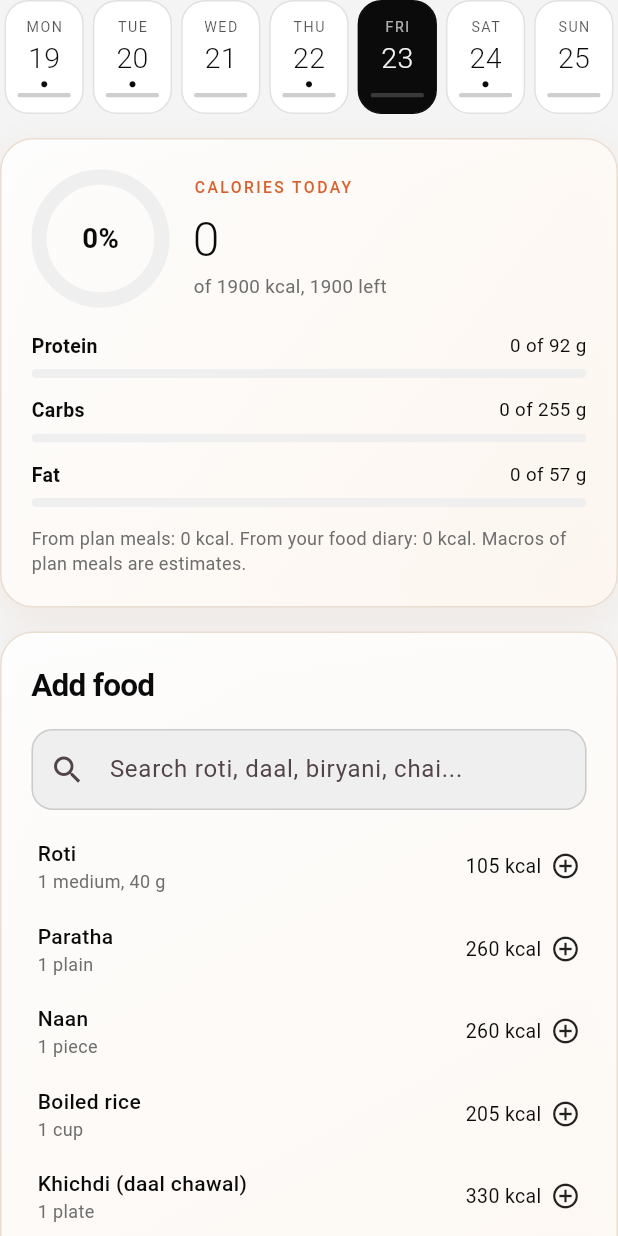
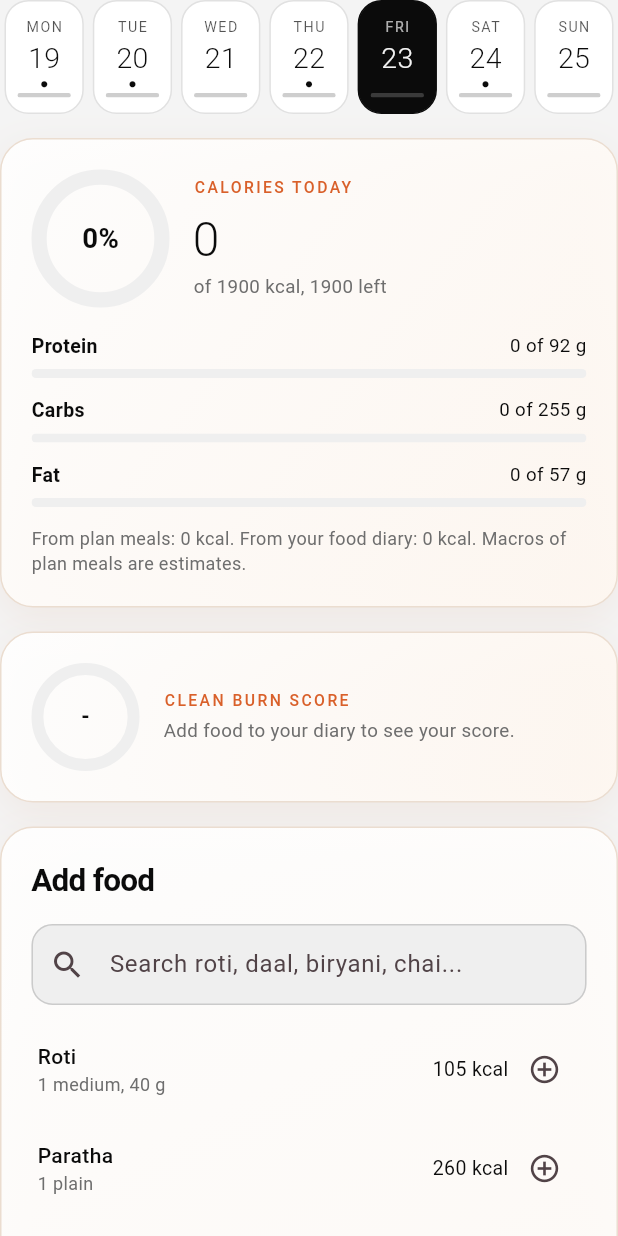
Before and after one commit to usamatech1/pureburn, a Flutter app: the FoodDiaryPage widget shown alone on an empty page, opened directly, on a phone screen of 412 x 824 dp. Run offline on Flutter 3.47's test engine with Material 3 defaults, Android fonts, the phone set to English and light mode, and no system bars; our stand-ins replace flutter_local_notifications, google_sign_in, local_auth, pedometer, permission_handler, share_plus and 2 more; missing offline and left inert: dart:html; accounts and stored records are empty.

Commit message:
Food diary: Desi Food Intelligence (roti customiser, salan oil level, chai builder, smart swaps, Clean Burn Score)
Co-Authored-By: Claude Sonnet 5.5 <noreply@anthropic.com>
Claude-Session: https://claude.ai/code/session_01UnSAGRW2TjAb1brdbYaeEo

```diff
--- /dev/null
+++ b/lib/desi.dart
@@ -0,0 +1,305 @@
+// Desi Food Intelligence (Module 2): roti and grain customiser, salan oil estimator,
+// chai builder, smart swaps and the Clean Burn Score.
+import 'package:flutter/material.dart' hide Text;
+import 'foods.dart';
+import 'i18n.dart';
+import 'main.dart' show app;
+import 'state.dart';
+import 'ui.dart';
+
+// ---------------------------------------------------------------- which foods are customised
+const _salanIds = {
+  'masoor', 'moong', 'mash', 'chana_daal', 'chana_curry', 'lobia', 'rajma', 'bhindi', 'aloo', 'palak', 'lauki', 'gobi',
+  'chicken_salan', 'beef_salan', 'mutton_karahi', 'nihari', 'haleem', 'biryani', 'pulao', 'khichdi',
+};
+const _chaiIds = {'chai', 'chai_ns', 'green_tea'};
+
+String? desiKind(Food f) {
+  if (f.mine) return null;
+  if (f.id == 'roti') return 'roti';
+  if (_salanIds.contains(f.id)) return 'salan';
+  if (_chaiIds.contains(f.id)) return 'chai';
+  return null;
+}
+
+// ---------------------------------------------------------------- data
+class _Flour {
+  final String name, note;
+  final double kcal, c, p, f;
+  final int clean;
+  const _Flour(this.name, this.note, this.kcal, this.c, this.p, this.f, this.clean);
+}
+
+// Per roti. Wheat, besan and jowar follow the spec. Multigrain is an estimate between them.
+const _flours = <String, _Flour>{
+  'wheat': _Flour('Whole wheat', 'Standard', 105, 22, 3, 0.8, 2),
+  'besan': _Flour('Besan', 'Low carb, high protein', 110, 13, 6, 1.6, 5),
+  'jowar': _Flour('Jowar', 'Gluten free', 95, 19, 3, 0.6, 5),
+  'multi': _Flour('Multigrain', 'Mixed grains', 100, 20, 4, 1.0, 4),
+};
+const _chupriKcal = 50.0, _chupriFat = 5.5;
+
+const _tari = [
+  ('Ghar ka, low oil', 'About 1 tsp of oil', 45.0, 5.0, 3),
+  ('Moderate tari', 'Usual home cooking', 100.0, 11.0, 0),
+  ('Dhabba style', 'Oil floating on top', 200.0, 22.0, -6),
+];
+
+class _Milk {
+  final String name;
+  final double kcal, p, c, f;
+  final int clean;
+  const _Milk(this.name, this.kcal, this.p, this.c, this.f, this.clean);
+}
+
+const _milks = <String, _Milk>{
+  'full': _Milk('Full cream milk', 80, 4, 6, 4.5, 0),
+  'skim': _Milk('Low fat milk', 45, 4, 6, 0.3, 1),
+  'black': _Milk('Black or green tea', 2, 0, 0.4, 0, 3),
+};
+const _sugars = <String, (String, double, int)>{
+  'none': ('No sugar', 0.0, 2),
+  'one': ('1 tsp sugar', 16.0, -1),
+  'two': ('2 tsp sugar', 32.0, -3),
+  'stevia': ('Stevia', 0.0, 2),
+};
+
+// ---------------------------------------------------------------- Clean Burn Score
+/// Effect of a plain (not customised) food on the score.
+const _plainClean = {
+  'paratha': -4, 'naan': -2, 'rice': -2, 'cold_drink': -5, 'rooh_afza': -4, 'lassi_sweet': -3,
+  'green_tea': 2, 'salad': 2, 'dahi': 1, 'egg_boiled': 1, 'chicken_grill': 2, 'chicken_tikka': 2, 'fish_grill': 2,
+  'masoor': 1, 'moong': 1, 'chana_daal': 1,
+};
+
+int entryClean(FoodEntry e) => e.custom ? e.clean : (_plainClean[e.id] ?? 0);
+
+/// Starts at 70 and moves with what you log. Null when nothing is logged.
+int? cleanBurnScore(String date) {
+  final l = app.food[date];
+  if (l == null || l.isEmpty) return null;
+  var s = 70;
+  for (final e in l) {
+    s += entryClean(e);
+  }
+  return s.clamp(0, 100);
+}
+
+class CleanScoreCard extends StatelessWidget {
+  const CleanScoreCard({super.key});
+  @override
+  Widget build(BuildContext context) {
+    final s = cleanBurnScore(app.selDate);
+    final msg = s == null
+        ? 'Add food to your diary to see your score.'
+        : s >= 85
+            ? 'Excellent. Your choices today are clean.'
+            : s >= 70
+                ? 'Good. A swap or two would push you above 85.'
+                : 'A few swaps will help. Try less oil, besan roti and chai without sugar.';
+    return Box(
+      child: Row(children: [
+        RingGauge(fraction: (s ?? 0) / 100, center: s == null ? '-' : '$s', size: 72),
+        const SizedBox(width: 16),
+        Expanded(
+          child: Column(crossAxisAlignment: CrossAxisAlignment.start, children: [
+            const Eyebrow('Clean Burn Score'),
+            const SizedBox(height: 4),
+            Muted(msg, size: 12.5),
+          ]),
+        ),
+      ]),
+    );
+  }
+}
+
+// ---------------------------------------------------------------- smart swaps
+class SwapTip {
+  final String key, text;
+  final String? action; // button label
+  final int entryIndex;
+  const SwapTip(this.key, this.text, this.entryIndex, {this.action});
+}
+
+final Set<String> _dismissed = {};
+
+List<SwapTip> swapTips(String date) {
+  final l = app.food[date] ?? const <FoodEntry>[];
+  final out = <SwapTip>[];
+  for (var i = 0; i < l.length; i++) {
+    final e = l[i];
+    final key = '$date|$i|${e.id}';
+    if (_dismissed.contains(key)) continue;
+    if (e.id == 'paratha') {
+      final saved = (260 - (110 + 45)) * e.servings;
+      out.add(SwapTip(key, 'Switch to besan roti with 1 tsp desi ghee to save about ${(saved / 5).round() * 5} kcal and get a little more protein.', i, action: 'Swap it'));
+    } else if (e.id == 'rice') {
+      out.add(SwapTip(key, 'Mix in 50% boiled daal or a cucumber salad to slow down the sugar rise after this meal.', i));
+    } else if (e.id == 'chai' && (!e.custom || (e.label ?? '').contains(' tsp sugar'))) {
+      out.add(SwapTip(key, 'Try cinnamon tea or stevia to keep your Clean Burn Score above 85.', i));
+    }
+  }
+  return out.take(2).toList();
+}
+
+void dismissTip(SwapTip t) => _dismissed.add(t.key);
+
+/// Replaces a logged paratha with one besan roti per paratha, brushed with a little ghee.
+void applySwap(String date, SwapTip t) {
+  final l = app.food[date];
+  if (l == null || t.entryIndex >= l.length) return;
+  final old = l[t.entryIndex];
+  if (old.id != 'paratha') return;
+  final q = old.servings;
+  final r = _roti('besan', true, q);
+  l[t.entryIndex] = FoodEntry('roti', q, old.slot, label: r.label, kcalT: r.kcal, pT: r.p, cT: r.c, fT: r.f, clean: r.clean);
+  app.save();
+}
+
+// ---------------------------------------------------------------- calculations
+class Calc {
+  final String label;
+  final double kcal, p, c, f;
+  final int clean;
+  const Calc(this.label, this.kcal, this.p, this.c, this.f, this.clean);
+}
+
+String _q(double q) => q == q.roundToDouble() ? '${q.round()}' : '$q';
+
+Calc _roti(String flour, bool chupri, double q) {
+  final x = _flours[flour]!;
+  final kcal = (x.kcal + (chupri ? _chupriKcal : 0)) * q;
+  return Calc('Roti (${x.name}, ${chupri ? 'Chupri' : 'Sukhi'}) · ${_q(q)}×', kcal, x.p * q, x.c * q, (x.f + (chupri ? _chupriFat : 0)) * q, x.clean);
+}
+
+Calc _salan(Food f, int level, double q) {
+  final t = _tari[level];
+  final kcal = (f.kcal + t.$3) * q;
+  return Calc('${f.name} (${t.$1}) · ${_q(q)}×', kcal, f.p * q, f.c * q, (f.f + t.$4) * q, t.$5);
+}
+
+Calc _chai(String milk, String sugar, bool patti, double cups) {
+  final m = _milks[milk]!;
+  final s = _sugars[sugar]!;
+  final mult = patti && milk != 'black' ? 2.1 : 1.0;
+  final kcal = (m.kcal * mult + s.$2) * cups;
+  final label = 'Chai (${m.name}, ${s.$1}${patti && milk != 'black' ? ', Doodh patti' : ''}) · ${_q(cups)}×';
+  final clean = m.clean + s.$3 - (patti && milk != 'black' ? 3 : 0);
+  return Calc(label, kcal, m.p * mult * cups, (m.c * mult + s.$2 / 4) * cups, m.f * mult * cups, clean);
+}
+
+// ---------------------------------------------------------------- bottom sheet
+Future<FoodEntry?> showDesiSheet(BuildContext context, Food f, String kind, String slot) {
+  return showModalBottomSheet<FoodEntry>(
+    context: context,
+    isScrollControlled: true,
+    showDragHandle: true,
+    builder: (c) => _DesiSheet(food: f, kind: kind, slot: slot),
+  );
+}
+
+class _DesiSheet extends StatefulWidget {
+  final Food food;
+  final String kind, slot;
+  const _DesiSheet({required this.food, required this.kind, required this.slot});
+  @override
+  State<_DesiSheet> createState() => _DesiSheetState();
+}
+
+class _DesiSheetState extends State<_DesiSheet> {
+  String flour = 'wheat', milk = 'full', sugar = 'one';
+  bool chupri = false, patti = false;
+  int level = 1;
+  double qty = 1;
+  late String slot = widget.slot;
+
+  List<double> get _qtys => widget.kind == 'roti' ? [0.5, 1, 1.5, 2, 3, 4] : widget.kind == 'chai' ? [0.5, 1, 2, 3] : [0.5, 1, 1.5, 2];
+
+  Calc get _c => widget.kind == 'roti'
+      ? _roti(flour, chupri, qty)
+      : widget.kind == 'salan'
+          ? _salan(widget.food, level, qty)
+          : _chai(milk, sugar, patti, qty);
+
+  Widget _title(String t) => Padding(padding: const EdgeInsets.only(top: 14, bottom: 8), child: Text(t, style: const TextStyle(fontWeight: FontWeight.w600)));
+
+  Widget _chips<T>(List<(T, String)> opts, T cur, void Function(T) on) => Wrap(
+        spacing: 8,
+        runSpacing: 8,
+        children: [for (final o in opts) ChoiceChip(label: Text(o.$2), selected: cur == o.$1, onSelected: (_) => setState(() => on(o.$1)))],
+      );
+
+  @override
+  Widget build(BuildContext context) {
+    final c = _c;
+    final k = widget.kind;
+    return SafeArea(
+      child: ConstrainedBox(
+        constraints: BoxConstraints(maxHeight: MediaQuery.of(context).size.height * 0.9),
+        child: SingleChildScrollView(
+          padding: EdgeInsets.fromLTRB(20, 0, 20, 20 + MediaQuery.of(context).viewInsets.bottom),
+          child: Column(crossAxisAlignment: CrossAxisAlignment.start, children: [
+            H2(k == 'roti' ? 'Roti' : k == 'chai' ? 'Chai' : widget.food.name),
+            Muted(k == 'roti' ? 'Pick the flour, the ghee and how many.' : k == 'salan' ? 'How much oil is in it? Oil is where most hidden calories are.' : 'Milk, sugar and how it is brewed.', size: 12.5),
+            if (k == 'roti') ...[
+              _title('Flour'),
+              _chips<String>([for (final e in _flours.entries) (e.key, '${e.value.name} · ${e.value.kcal.round()} kcal')], flour, (v) => flour = v),
+              Padding(padding: const EdgeInsets.only(top: 6), child: Muted(_flours[flour]!.note, size: 12)),
+              _title('Ghee'),
+              _chips<bool>([(false, 'Sukhi roti'), (true, 'Chupri (ghee) +50 kcal')], chupri, (v) => chupri = v),
+            ],
+            if (k == 'salan') ...[
+              _title('Tari (cooking oil)'),
+              Slider(value: level.toDouble(), min: 0, max: 2, divisions: 2, label: _tari[level].$1, onChanged: (v) => setState(() => level = v.round())),
+              Row(mainAxisAlignment: MainAxisAlignment.spaceBetween, children: [
+                for (var i = 0; i < 3; i++)
+                  Expanded(child: Text(_tari[i].$1, textAlign: i == 0 ? TextAlign.left : i == 1 ? TextAlign.center : TextAlign.right, style: TextStyle(fontSize: 11.5, fontWeight: level == i ? FontWeight.w700 : FontWeight.w400))),
+              ]),
+              Padding(padding: const EdgeInsets.only(top: 6), child: Muted('${_tari[level].$2}: about +${_tari[level].$3.round()} kcal of oil per serving.', size: 12)),
+            ],
+            if (k == 'chai') ...[
+              _title('Milk'),
+              _chips<String>([for (final e in _milks.entries) (e.key, '${e.value.name} · ${e.value.kcal.round()} kcal')], milk, (v) {
+                milk = v;
+                if (v == 'black') patti = false;
+              }),
+              _title('Sugar'),
+              _chips<String>([for (final e in _sugars.entries) (e.key, e.value.$2 == 0 ? e.value.$1 : '${e.value.$1} +${e.value.$2.round()}')], sugar, (v) => sugar = v),
+              _title('Brew style'),
+              _chips<bool>([(false, 'Standard paani and doodh'), (true, 'Doodh patti (thick)')], patti, (v) {
+                if (v && milk == 'black') {
+                  milk = 'full';
+                }
+                patti = v;
+              }),
+            ],
+            _title(k == 'chai' ? 'How many cups' : k == 'roti' ? 'How many roti' : 'Servings (${widget.food.serving})'),
+            _chips<double>([for (final q in _qtys) (q, _q(q))], qty, (v) => qty = v),
+            _title('Meal'),
+            _chips<String>([for (final s in ['Breakfast', 'Lunch', 'Dinner', 'Snack']) (s, s)], slot, (v) => slot = v),
+            const SizedBox(height: 14),
+            Box(
+              child: Row(mainAxisAlignment: MainAxisAlignment.spaceBetween, children: [
+                Text('P ${c.p.toStringAsFixed(1)} g', style: const TextStyle(fontSize: 13)),
+                Text('C ${c.c.toStringAsFixed(1)} g', style: const TextStyle(fontSize: 13)),
+                Text('F ${c.f.toStringAsFixed(1)} g', style: const TextStyle(fontSize: 13)),
+                Text('Score ${c.clean >= 0 ? '+' : ''}${c.clean}', style: const TextStyle(fontSize: 13)),
+              ]),
+            ),
+            const SizedBox(height: 12),
+            SizedBox(
+              width: double.infinity,
+              child: FilledButton(
+                onPressed: () {
+                  buzz(true);
+                  Navigator.pop(context, FoodEntry(widget.food.id, qty, slot, label: c.label, kcalT: c.kcal, pT: c.p, cT: c.c, fT: c.f, clean: c.clean));
+                },
+                child: Text('Add ${c.kcal.round()} kcal'),
+              ),
+            ),
+          ]),
+        ),
+      ),
+    );
+  }
+}
--- a/lib/nutrition_pages.dart
+++ b/lib/nutrition_pages.dart
@@ -1,6 +1,7 @@
 // Food diary, macro dashboard, meal swap, diet preferences, Ramadan mode and shopping list.
 import 'package:flutter/material.dart' hide Text;
 import 'package:flutter/services.dart';
+import 'desi.dart';
 import 'dietfit.dart';
 import 'foods.dart';
 import 'i18n.dart';
@@ -93,6 +94,15 @@ class _FoodDiaryPageState extends State<FoodDiaryPage> {
     var slot = 'Snack';
     final h = DateTime.now().hour;
     slot = h < 11 ? 'Breakfast' : h < 16 ? 'Lunch' : h < 19 ? 'Snack' : 'Dinner';
+    final kind = desiKind(f);
+    if (kind != null) {
+      final e = await showDesiSheet(context, f, kind, slot);
+      if (e != null) {
+        app.addFood(app.selDate, e);
+        _snack(context, 'Added to your food diary.');
+      }
+      return;
+    }
     final ok = await showDialog<bool>(
       context: context,
       builder: (c) => StatefulBuilder(
@@ -192,6 +202,38 @@ class _FoodDiaryPageState extends State<FoodDiaryPage> {
       const WeekStrip(),
       MacroDash(info),
       _g(),
+      const CleanScoreCard(),
+      for (final t in swapTips(date)) ...[
+        _g(12),
+        Box(
+          child: Row(crossAxisAlignment: CrossAxisAlignment.start, children: [
+            const Padding(padding: EdgeInsets.only(top: 2, right: 12), child: Icon(Icons.tips_and_updates_outlined, size: 22)),
+            Expanded(
+              child: Column(crossAxisAlignment: CrossAxisAlignment.start, children: [
+                const Eyebrow('Clean Burn tip'),
+                const SizedBox(height: 4),
+                Text(t.text, style: const TextStyle(height: 1.45)),
+                if (t.action != null) ...[
+                  const SizedBox(height: 8),
+                  OutlinedButton(
+                    onPressed: () {
+                      buzz();
+                      applySwap(date, t);
+                    },
+                    child: Text(t.action!),
+                  ),
+                ],
+              ]),
+            ),
+            IconButton(
+              tooltip: 'Dismiss',
+              onPressed: () => setState(() => dismissTip(t)),
+              icon: const Icon(Icons.close, size: 18),
+            ),
+          ]),
+        ),
+      ],
+      _g(),
       Box(
         child: Column(crossAxisAlignment: CrossAxisAlignment.start, children: [
           const H2('Add food'),
@@ -216,8 +258,16 @@ class _FoodDiaryPageState extends State<FoodDiaryPage> {
                   ),
                   if (f.mine) const Padding(padding: EdgeInsets.only(right: 8), child: Pill('Mine')),
                   Text('${f.kcal} kcal', style: const TextStyle(fontSize: 13)),
-                  const SizedBox(width: 6),
-                  const Icon(Icons.add_circle_outline, size: 20),
+                  IconButton(
+                    tooltip: 'Quick add 1 serving',
+                    onPressed: () {
+                      buzz();
+                      final hh = DateTime.now().hour;
+                      app.addFood(app.selDate, FoodEntry(f.id, 1, hh < 11 ? 'Breakfast' : hh < 16 ? 'Lunch' : hh < 19 ? 'Snack' : 'Dinner'));
+                      _snack(context, 'Added 1 × ${f.name}. Tap the food to customise it.');
+                    },
+                    icon: const Icon(Icons.add_circle_outline, size: 22),
+                  ),
                 ]),
               ),
             ),
@@ -241,8 +291,8 @@ class _FoodDiaryPageState extends State<FoodDiaryPage> {
                     padding: const EdgeInsets.fromLTRB(14, 4, 4, 4),
                     decoration: BoxDecoration(border: Border.all(color: line(context)), borderRadius: BorderRadius.circular(14)),
                     child: Row(children: [
-                      Expanded(child: Text('${fmtS(entries[i].servings)} × ${findFood(entries[i].id, app.customFoods)!.name}', style: const TextStyle(fontSize: 13.5))),
-                      Text('${(findFood(entries[i].id, app.customFoods)!.kcal * entries[i].servings).round()} kcal', style: const TextStyle(fontSize: 13)),
+                      Expanded(child: Text(entries[i].label ?? '${fmtS(entries[i].servings)} × ${findFood(entries[i].id, app.customFoods)!.name}', style: const TextStyle(fontSize: 13.5))),
+                      Text('${entries[i].custom ? entries[i].kcalT!.round() : (findFood(entries[i].id, app.customFoods)!.kcal * entries[i].servings).round()} kcal', style: const TextStyle(fontSize: 13)),
                       IconButton(onPressed: () => app.removeFood(date, i), icon: const Icon(Icons.close, size: 18)),
                     ]),
                   ),
--- a/lib/state.dart
+++ b/lib/state.dart
@@ -404,12 +404,12 @@ class AppState extends ChangeNotifier {
     for (final e in food[date] ?? const <FoodEntry>[]) {
       final fd = findFood(e.id, customFoods);
       if (fd == null) continue;
-      final k = (fd.kcal * e.servings).round();
+      final k = e.custom ? e.kcalT!.round() : (fd.kcal * e.servings).round();
       i.kcal += k;
       i.dK += k;
-      i.p += fd.p * e.servings;
-      i.c += fd.c * e.servings;
-      i.f += fd.f * e.servings;
+      i.p += e.custom ? (e.pT ?? 0) : fd.p * e.servings;
+      i.c += e.custom ? (e.cT ?? 0) : fd.c * e.servings;
+      i.f += e.custom ? (e.fT ?? 0) : fd.f * e.servings;
       i.cost += fd.price * e.servings;
     }
     i.total = i.exT + i.mT + 1;
@@ -522,9 +522,31 @@ class Achv {
 class FoodEntry {
   final String id, slot;
   final double servings;
-  FoodEntry(this.id, this.servings, this.slot);
-  Map<String, dynamic> toJson() => {'id': id, 's': servings, 'slot': slot};
-  static FoodEntry fromJson(Map<String, dynamic> j) => FoodEntry(j['id'] as String, ((j['s'] ?? 1) as num).toDouble(), (j['slot'] ?? 'Snack') as String);
+  // Set when the food was customised (roti flour and ghee, salan oil level, chai recipe).
+  // Then these are the totals for the whole entry and the base food values are not used.
+  final String? label;
+  final double? kcalT, pT, cT, fT;
+  final int clean; // effect on the Clean Burn Score
+  FoodEntry(this.id, this.servings, this.slot, {this.label, this.kcalT, this.pT, this.cT, this.fT, this.clean = 0});
+  bool get custom => kcalT != null;
+  Map<String, dynamic> toJson() => {
+        'id': id,
+        's': servings,
+        'slot': slot,
+        if (label != null) 'lb': label,
+        if (kcalT != null) 'k': kcalT,
+        if (pT != null) 'p': pT,
+        if (cT != null) 'c': cT,
+        if (fT != null) 'f': fT,
+        if (clean != 0) 'cs': clean,
+      };
+  static FoodEntry fromJson(Map<String, dynamic> j) => FoodEntry(j['id'] as String, ((j['s'] ?? 1) as num).toDouble(), (j['slot'] ?? 'Snack') as String,
+      label: j['lb'] as String?,
+      kcalT: (j['k'] as num?)?.toDouble(),
+      pT: (j['p'] as num?)?.toDouble(),
+      cT: (j['c'] as num?)?.toDouble(),
+      fT: (j['f'] as num?)?.toDouble(),
+      clean: ((j['cs'] ?? 0) as num).toInt());
 }
 
 class SetLog {
```
